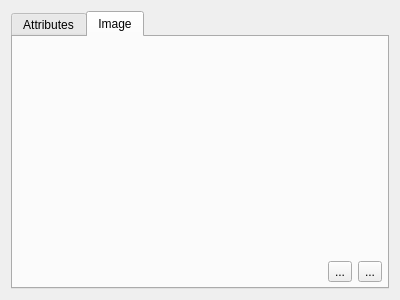
Above: ui/attributestablewithimages.ui from nextgis/qgis_identifyplus before the change. Below: the same form after it.
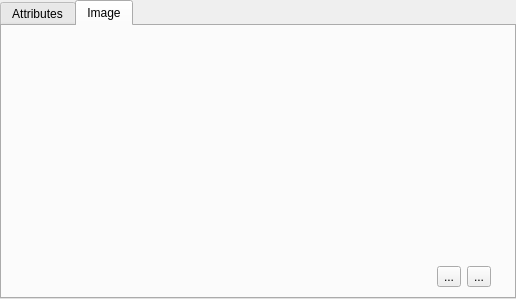
That is the form after the change. The open tabs and pages were chosen to show the change. Icons and pictures are not drawn.

```diff
--- a/ui/attributestablewithimages.ui
+++ b/ui/attributestablewithimages.ui
@@ -6,24 +6,45 @@
    <rect>
     <x>0</x>
     <y>0</y>
-    <width>400</width>
-    <height>300</height>
+    <width>516</width>
+    <height>299</height>
    </rect>
   </property>
+  <property name="sizePolicy">
+   <sizepolicy hsizetype="Expanding" vsizetype="Expanding">
+    <horstretch>0</horstretch>
+    <verstretch>0</verstretch>
+   </sizepolicy>
+  </property>
   <property name="windowTitle">
    <string>Form</string>
   </property>
+  <property name="styleSheet">
+   <string notr="true"/>
+  </property>
   <layout class="QVBoxLayout" name="verticalLayout_3">
+   <property name="spacing">
+    <number>0</number>
+   </property>
+   <property name="margin">
+    <number>0</number>
+   </property>
    <item>
     <widget class="QTabWidget" name="tabWidget">
      <property name="sizePolicy">
-      <sizepolicy hsizetype="Expanding" vsizetype="Expanding">
+      <sizepolicy hsizetype="Preferred" vsizetype="Preferred">
        <horstretch>0</horstretch>
        <verstretch>0</verstretch>
       </sizepolicy>
      </property>
+     <property name="tabShape">
+      <enum>QTabWidget::Rounded</enum>
+     </property>
      <property name="currentIndex">
-      <number>0</number>
+      <number>1</number>
+     </property>
+     <property name="elideMode">
+      <enum>Qt::ElideNone</enum>
      </property>
      <widget class="QWidget" name="tab">
       <attribute name="title">
@@ -46,8 +67,17 @@
        <property name="spacing">
         <number>0</number>
        </property>
-       <property name="margin">
-        <number>5</number>
+       <property name="leftMargin">
+        <number>3</number>
+       </property>
+       <property name="topMargin">
+        <number>3</number>
+       </property>
+       <property name="rightMargin">
+        <number>3</number>
+       </property>
+       <property name="bottomMargin">
+        <number>0</number>
        </property>
        <item>
         <widget class="QWidget" name="galleryWidget" native="true">
@@ -57,6 +87,7 @@
            <verstretch>0</verstretch>
           </sizepolicy>
          </property>
+         <layout class="QVBoxLayout" name="vlImageGaleryContainer"/>
         </widget>
        </item>
        <item>
@@ -64,6 +95,15 @@
          <property name="spacing">
           <number>6</number>
          </property>
+         <property name="topMargin">
+          <number>5</number>
+         </property>
+         <property name="rightMargin">
+          <number>20</number>
+         </property>
+         <property name="bottomMargin">
+          <number>10</number>
+         </property>
          <item>
           <spacer name="horizontalSpacer">
            <property name="orientation">
```
Left out of the diff: 6 changed lines with no effect on the pictures.
